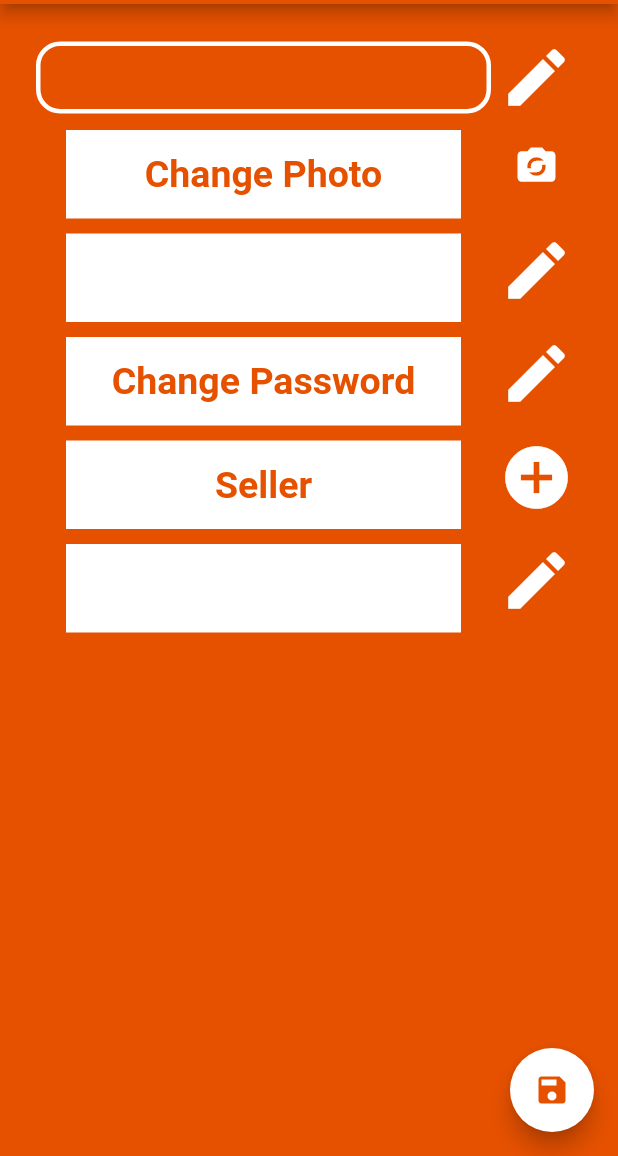
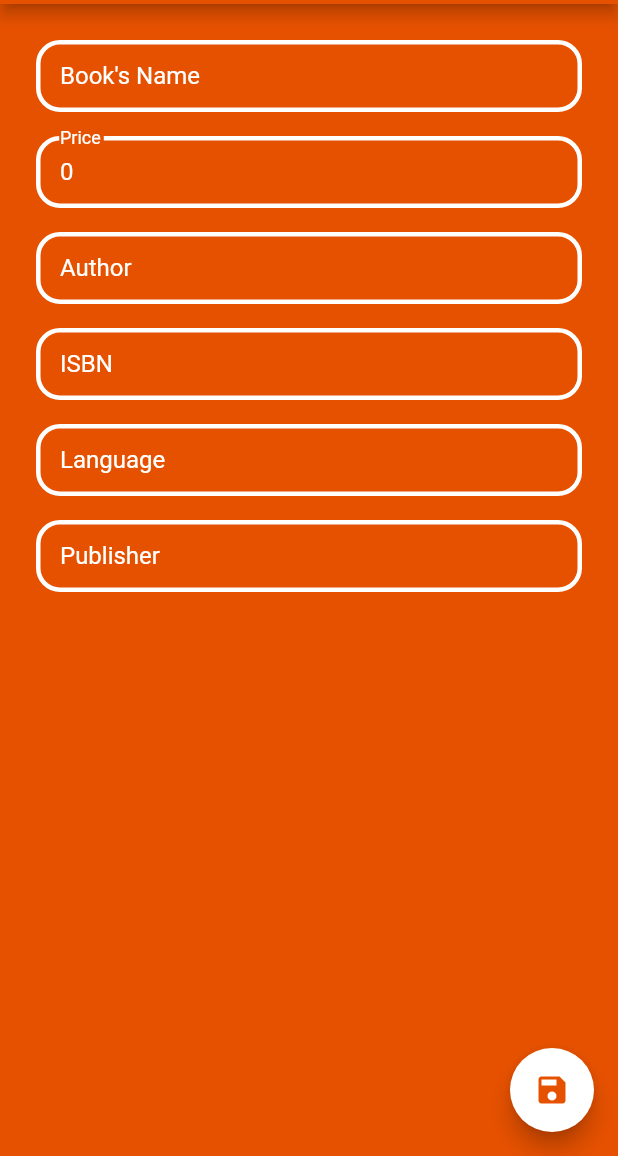
Before and after one commit to tarikisildar/SelfSahaf, a Flutter app: the BookSettingsPage screen opened directly with empty values, on a phone screen of 412 x 824 dp, the part 80-1236 px from its top. Run offline on Flutter 3.47's test engine with Material 2 defaults, Android fonts, the phone set to English and light mode, and no system bars; our stand-ins replace carousel_pro, cookie_jar, dio, dio_cookie_manager, get_it; missing offline and left inert: searchable_dropdown; accounts and stored records are empty.

Commit message:
hard merge

```diff
--- a/lib/views/products_pages/book_settings.dart
+++ b/lib/views/products_pages/book_settings.dart
@@ -12,18 +12,39 @@ class BookSettingsPage extends StatefulWidget {
 }
 
 class _BookSettingsPage extends State<BookSettingsPage> {
-  String _name,_surname,_email,_phoneNumber;
-  final _sellerController=TextEditingController();
-  bool _checkSeller=false;
-  AuthService userService= GetIt.I<AuthService>();
+  String _name, _surname, _email, _phoneNumber;
+
+  AuthService userService = GetIt.I<AuthService>();
+
+  bool _checkSeller = false;
+
+  TextEditingController _sellerController;
   TextEditingController _bookNameController;
+  TextEditingController _sellernameController;
+  TextEditingController _authorController;
+  TextEditingController _langController;
+  TextEditingController _isbnController;
+  TextEditingController _publisherController;
+  TextEditingController _descController;
+  TextEditingController _priceController;
+
   @override
   void initState() {
-    this._name=userService.getUser().name;
-    this._surname=userService.getUser().surname;
-    this._email=userService.getUser().email;
-    this._phoneNumber=userService.getUser().phoneNumber;
-    _bookNameController= new TextEditingController(text: widget.selectedBook.name);
+
+    _bookNameController =
+        TextEditingController(text: widget.selectedBook.name);
+    _priceController =
+        TextEditingController(text: widget.selectedBook.price.toString());
+    _authorController =
+        TextEditingController(text: widget.selectedBook.authorName);
+    _langController =
+        TextEditingController(text: widget.selectedBook.language);
+    _isbnController =
+        TextEditingController(text: widget.selectedBook.isbn);
+    _publisherController =
+        TextEditingController(text: widget.selectedBook.publisher);
+    _descController =
+        TextEditingController(text: widget.selectedBook.description);
 
   }
 
@@ -35,7 +56,7 @@ class _BookSettingsPage extends State<BookSettingsPage> {
       return null;
   }
   String priceValidation(String price){
-    if(price.length == 0 || !price.contains(RegExp(r'[A-Za-z]'))) return "Invalid Price Krdsm.";
+    if(price.length == 0 || !price.contains(RegExp(r'[A-Za-z]'))) return "Invalid Price";
     else return null;
   }
 
@@ -59,183 +80,102 @@ class _BookSettingsPage extends State<BookSettingsPage> {
       body: Container(
           color: Theme.of(context).primaryColor,
           child: Padding(
-          padding: const EdgeInsets.all(24.0),
+            padding: const EdgeInsets.all(16.0),
             child: ListView(
               children: <Widget>[
-              Row(
+                Padding(
+                  padding: const EdgeInsets.all(8.0),
+                  child: Row(
                     children: <Widget>[
                       Expanded(
                         flex: 5,
                         child: InputField(
+                          labelText: "Book's Name",
                           controller: _bookNameController,
-                      validation: null,
+                          validation: bookNameValidation,
                         ),
                       ),
-                 Expanded(
-                   flex: 1,
-                   child: InkWell(
-                    child: Icon(Icons.edit, color:Colors.white, size: 50,),
-                    onTap: (){
-                      print("sa");
-                    },
-                  ))
-
                     ],
                   ),
-              Row(
+                ),
+                Padding(
+                  padding: const EdgeInsets.all(8.0),
+                  child: Row(
                     children: <Widget>[
                       Expanded(
                         flex: 5,
-                    child: Container(
-                    alignment: Alignment.center,
-
-                    padding: EdgeInsets.fromLTRB(15, 15, 15, 15),
-                    margin: EdgeInsets.fromLTRB(20, 10, 20, 0),
-                    width: 250,
-                    color: Colors.white,
-                    child: Center( child: Text("Change Photo",style:TextStyle(color: Theme.of(context).primaryColor ,fontSize: 25 ) , )),
-                   )),
-                 Expanded(
-                   flex: 1,
-                   child: InkWell(
-                    child: Icon(Icons.party_mode, color:Colors.white, size: 30,),
-                    onTap: (){
-                      print("sa");
-                    },
-                  ))
-
+                        child: InputField(
+                          labelText: "Price",
+                          controller: _priceController,
+                          validation: bookNameValidation,
+                        ),
+                      ),
                     ],
                   ),
-              Row(
+                ),
+                Padding(
+                  padding: const EdgeInsets.all(8.0),
+                  child: Row(
                     children: <Widget>[
                       Expanded(
                         flex: 5,
-                    child: Container(
-                    alignment: Alignment.center,
-
-
-                    padding: EdgeInsets.fromLTRB(15, 15, 15, 15),
-                    margin: EdgeInsets.fromLTRB(20, 10, 20, 0),
-                    width: 250,
-                    color: Colors.white,
-                    child: Center( child: Text(_email,style:TextStyle(color: Theme.of(context).primaryColor ,fontSize: 25 ) , )),
-                   )),
-                 Expanded(
-                   flex: 1,
-                   child: InkWell(
-                    child: Icon(Icons.edit, color:Colors.white, size: 50,),
-                    onTap: (){
-                      print("sa");
-                    },
-                  ))
-
+                        child: InputField(
+                          labelText: "Author",
+                          controller: _authorController,
+                          validation: bookNameValidation,
+                        ),
+                      ),
                     ],
                   ),
-              Row(
+                ),
+                Padding(
+                  padding: const EdgeInsets.all(8.0),
+                  child: Row(
                     children: <Widget>[
                       Expanded(
                         flex: 5,
-                    child: Container(
-                    alignment: Alignment.center,
-
-
-                    padding: EdgeInsets.fromLTRB(15, 15, 15, 15),
-                    margin: EdgeInsets.fromLTRB(20, 10, 20, 0),
-                    width: 250,
-                    color: Colors.white,
-                    child: Center( child: Text("Change Password",style:TextStyle(color: Theme.of(context).primaryColor ,fontSize: 25 ) , )),
-                   )),
-                 Expanded(
-                   flex: 1,
-                   child: InkWell(
-                    child: Icon(Icons.edit, color:Colors.white, size: 50,),
-                    onTap: (){
-                      print("sa");
-                    },
-                  ))
-
+                        child: InputField(
+                          labelText: "ISBN",
+                          controller: _isbnController,
+                          validation: bookNameValidation,
+                        ),
+                      ),
                     ],
-              ),Row(
+                  ),
+                ),
+                Padding(
+                  padding: const EdgeInsets.all(8.0),
+                  child: Row(
                     children: <Widget>[
                       Expanded(
                         flex: 5,
-                    child: Container(
-                    alignment: Alignment.center,
-
-
-                    padding: EdgeInsets.fromLTRB(15, 15, 15, 15),
-                    margin: EdgeInsets.fromLTRB(20, 10, 20, 0),
-                    width: 250,
-                    color: Colors.white,
-                    child: Center( child: Text("Seller",style:TextStyle(color: Theme.of(context).primaryColor ,fontSize: 25 ) , )),
-                   )),
-                 Expanded(
-                   flex: 1,
-                   child: InkWell(
-                    child: Icon(Icons.add_circle, color:Colors.white, size: 50,),
-                    onTap: (){
-                      return showDialog(context: context, builder: (context){
-                        return AlertDialog(
-                          title: Text("Seller's address"),
-                          content: TextFormField(
-                            controller:  _sellerController,
-                            decoration: InputDecoration(
-                              labelText: 'Enter your address'
+                        child: InputField(
+                          labelText: "Language",
+                          controller: _langController,
+                          validation: bookNameValidation,
                         ),
-
                       ),
-                          actions: <Widget>[
-                            InkWell(child: Icon( Icons.done, color: Colors.red,size: 50 ) ,
-                            onTap: (){
-                              if(_sellerController.text==''){
-                                print("nah sana");
-                              _checkSeller=false;
-
-                              }
-                              else{
-                                _checkSeller=true;
-                                Navigator.of(context).pop();
-                                }
-
-                            }
-                            ,)
-
                     ],
-                        );
-                      });
-                    },
-                  ))
-
-                ],
-              ),Row(
+                  ),
+                ),
+                Padding(
+                  padding: const EdgeInsets.all(8.0),
+                  child: Row(
                     children: <Widget>[
                       Expanded(
                         flex: 5,
-                    child: Container(
-                    alignment: Alignment.center,
-
-
-                    padding: EdgeInsets.fromLTRB(15, 15, 15, 15),
-                    margin: EdgeInsets.fromLTRB(20, 10, 20, 0),
-                    width: 250,
-                    color: Colors.white,
-                    child: Center( child: Text("$_phoneNumber",style:TextStyle(color: Theme.of(context).primaryColor ,fontSize: 25 ) , )),
-                   )),
-                 Expanded(
-                   flex: 1,
-                   child: InkWell(
-                    child: Icon(Icons.edit, color:Colors.white, size: 50,),
-                    onTap: (){
-                      print("sa");
-                    },
-                  ))
-
-                ],
-              )
+                        child: InputField(
+                          labelText: "Publisher",
+                          controller: _publisherController,
+                          validation: bookNameValidation,
+                        ),
+                      ),
                     ],
                   ),
-        )
-      ) ,
+                ),
+              ],
+            ),
+          )),
     );
   }
 }
```
Lines whose indentation alone changed are shown as unchanged.
